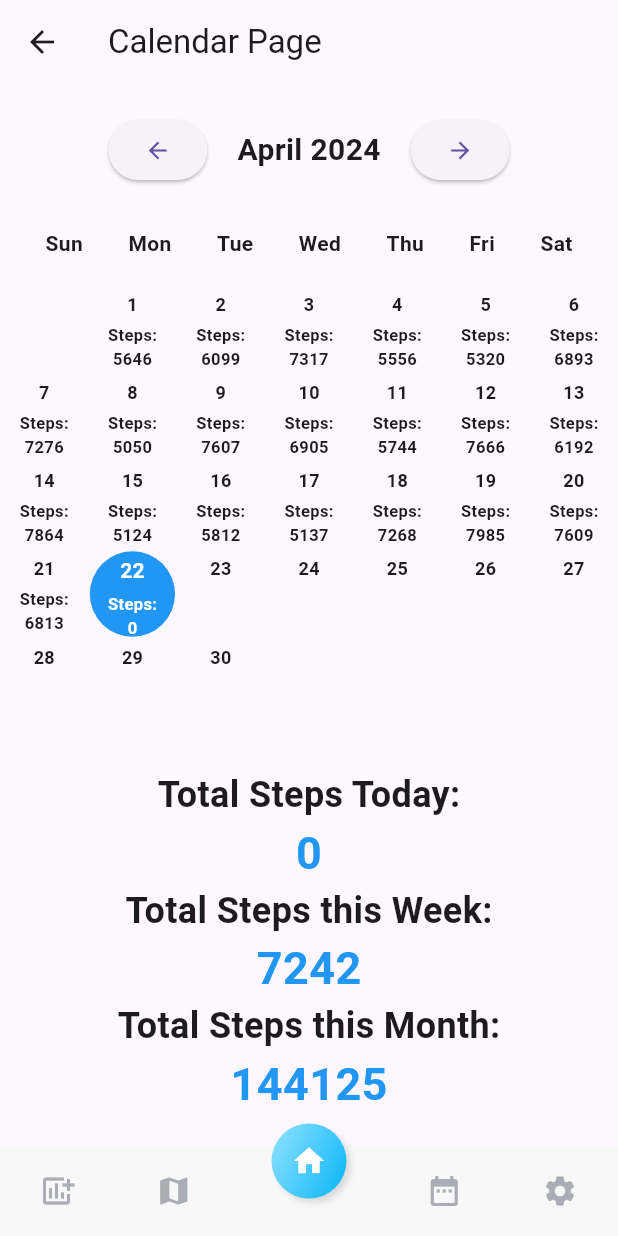
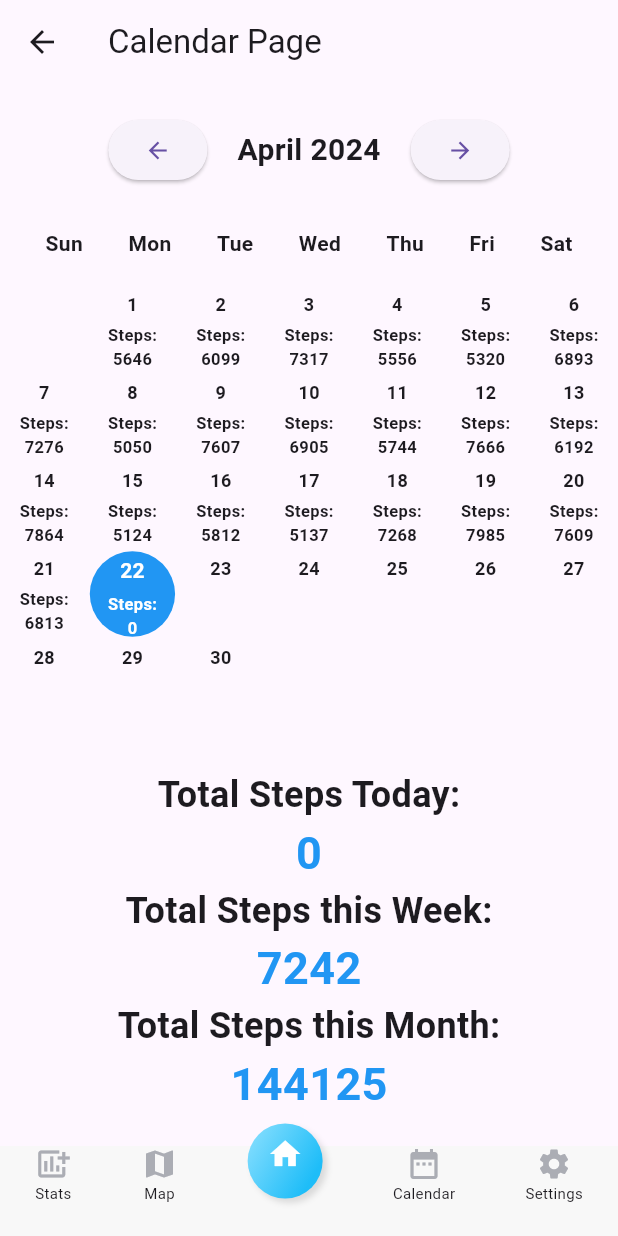
Before and after one commit to karan-2906/Run-Walk-Flutter, a Flutter app: the CalendarPage screen opened by its route, on a phone screen of 412 x 824 dp. Run offline on Flutter 3.47's test engine with Material 3 defaults, Android fonts, the phone set to English and light mode, and no system bars; our stand-ins replace google_maps_flutter, sensors_plus.

Commit message:
map added

```diff
--- a/lib/widgets/bottom_navigation.dart
+++ b/lib/widgets/bottom_navigation.dart
@@ -14,12 +14,23 @@ class BottomNavigation extends StatelessWidget {
           child: Row(
             mainAxisAlignment: MainAxisAlignment.spaceAround,
             children: [
-              Icon(Icons.add_chart),
+              Column(
+                children: [
+                  Icon(Icons.add_chart),
+                  Text('Stats', style: TextStyle(fontSize: 10)),
+                ],
+              ),
               GestureDetector(
                   onTap: () {
                     Navigator.of(context).pushNamed('/map');
                   },
-                  child: Icon(Icons.map)),
+                  child: Column(
+                    children: [
+                      Icon(Icons.map),
+                      Text('Map', style: TextStyle(fontSize: 10)),
+                    ],
+                  ),
+                  ),
               Transform.translate(
                 offset: Offset(0, -20),
                 child: GestureDetector(
@@ -44,9 +55,17 @@ class BottomNavigation extends StatelessWidget {
                               offset: Offset(3, 3),
                             )
                           ]),
-                      child: Icon(
-                        Icons.home,
-                        color: Colors.white,
+                      child: Column(
+                        children: [
+                          Icon(
+                            Icons.home,
+                            color: Colors.white,
+                          ),
+                          // Text(
+                          //   'Home',
+                          //   style: TextStyle(color: Colors.white, fontSize:10 ),
+                          // )
+                        ],
                       )),
                 ),
               ),
@@ -54,12 +73,22 @@ class BottomNavigation extends StatelessWidget {
                   onTap: () {
                     Navigator.of(context).pushNamed('/calendar');
                   },
-                  child: Icon(Icons.date_range)),
+                  child: Column(
+                    children: [
+                      Icon(Icons.date_range),
+                      Text('Calendar', style: TextStyle(fontSize: 10)),
+                    ],
+                  )),
               GestureDetector(
                   onTap: () {
                     Navigator.of(context).pushNamed('/details');
                   },
-                  child: Icon(Icons.settings)),
+                  child: Column(
+                    children: [
+                      Icon(Icons.settings),
+                      Text('Settings', style: TextStyle(fontSize: 10)),
+                    ],
+                  )),
 
             ],
           ),
--- a/pubspec.yaml
+++ b/pubspec.yaml
@@ -36,6 +36,7 @@ dependencies:
   cupertino_icons: ^1.0.6
   intl: ^0.19.0
   sensors_plus: ^5.0.1
+  google_maps_flutter: ^2.6.1
 
 dev_dependencies:
   flutter_test:
```
Also changed, not shown: lib/pages/map/widgets/mapview.dart (+20 -12 lines), pubspec.lock, 3 other files.
